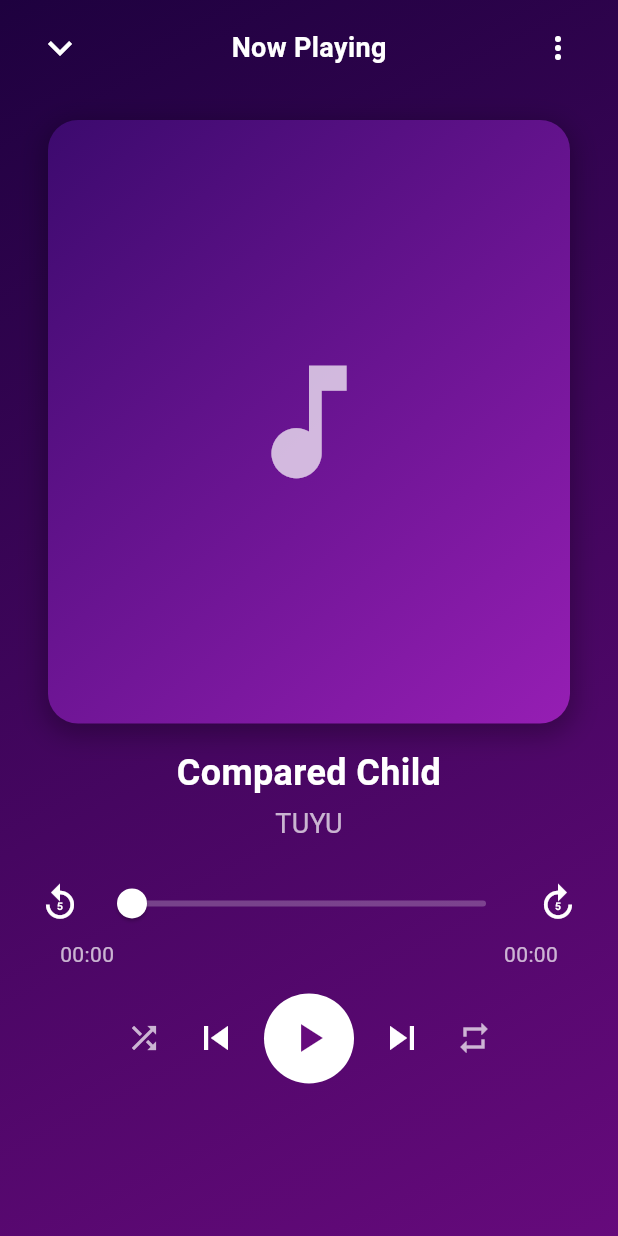
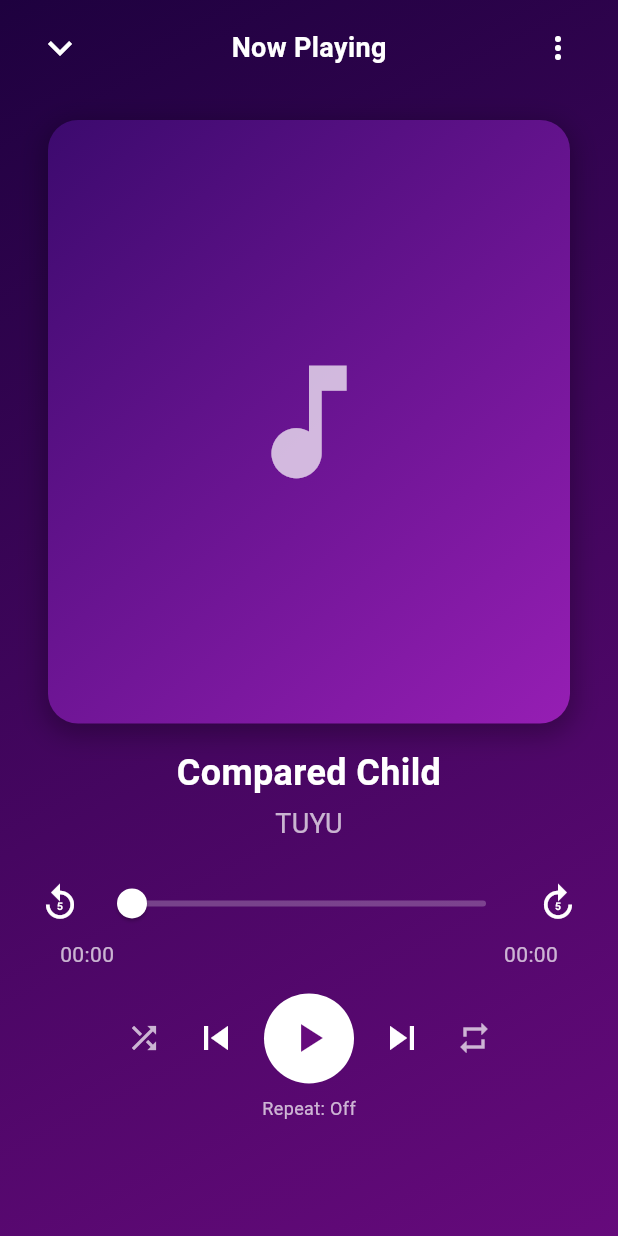
Before and after one commit to PengWin553/pengwin_music_player, a Flutter app: the FullPlayer screen opened directly with sample values from the repository, on a phone screen of 412 x 824 dp. Run offline on Flutter 3.47's test engine with Material 3 defaults, Android fonts, the light colour scheme and no system bars; our stand-ins replace just_audio.

Commit message:
feat: buggy Repeat All, Repeat Off, and Repeat Current

```diff
--- a/lib/components/features/songs/screens/full_player.dart
+++ b/lib/components/features/songs/screens/full_player.dart
@@ -2,6 +2,13 @@ import 'package:flutter/material.dart';
 import 'package:just_audio/just_audio.dart';
 import '../../../data/models/song.dart';
 import '../widgets/songs_list.dart';
+
+// Define an enum for the repeat modes
+enum RepeatMode {
+  off,
+  all,
+  one,
+}
 
 class FullPlayer extends StatefulWidget {
   final Song song;
@@ -32,10 +39,14 @@ class _FullPlayerState extends State<FullPlayer> {
   // Current song
   late Song _currentSong;
 
+  // Add repeat mode state
+  RepeatMode _repeatMode = RepeatMode.off;
+
   // Stream subscriptions
   late final _positionSubscription;
   late final _durationSubscription;
   late final _playerStateSubscription;
+  late final _processingStateSubscription;
 
   @override
   void initState() {
@@ -86,12 +97,16 @@ class _FullPlayerState extends State<FullPlayer> {
       }
     });
 
-    // Listen to play completion to handle auto-next
-    widget.audioPlayer.playerStateStream.listen((state) {
-      if (state.processingState == ProcessingState.completed && mounted) {
-        _playNextSong();
+    // Listen to processing state specifically for song completion
+    _processingStateSubscription = widget.audioPlayer.processingStateStream.listen((state) {
+      if (state == ProcessingState.completed && mounted) {
+        // Handle song completion based on repeat mode
+        _handleSongCompletion();
       }
     });
+
+    // Configure the AudioPlayer's loop mode based on our RepeatMode
+    _updateAudioPlayerLoopMode();
   }
 
   void _initializePlaylist() {
@@ -106,12 +121,99 @@ class _FullPlayerState extends State<FullPlayer> {
     });
   }
 
+  // Update the AudioPlayer's loop mode based on our RepeatMode
+  void _updateAudioPlayerLoopMode() {
+    switch (_repeatMode) {
+      case RepeatMode.off:
+        widget.audioPlayer.setLoopMode(LoopMode.off);
+        break;
+      case RepeatMode.all:
+        widget.audioPlayer.setLoopMode(LoopMode.all);
+        break;
+      case RepeatMode.one:
+        widget.audioPlayer.setLoopMode(LoopMode.one);
+        break;
+    }
+  }
+
+  // Handle song completion based on repeat mode
+  void _handleSongCompletion() {
+    switch (_repeatMode) {
+      case RepeatMode.off:
+        // If it's the last song, do nothing (playback stops)
+        if (_currentSongIndex < _playlist.length - 1) {
+          _playNextSong();
+        }
+        break;
+      case RepeatMode.all:
+        // If it's the last song, loop back to the first
+        if (_currentSongIndex == _playlist.length - 1) {
+          setState(() {
+            _currentSongIndex = 0;
+            _currentSong = _playlist[_currentSongIndex];
+          });
+          _playSong(_currentSong);
+        } else {
+          _playNextSong();
+        }
+        break;
+      case RepeatMode.one:
+        // Just replay the current song - it should be handled by AudioPlayer's loop mode
+        // But we'll ensure it explicitly here
+        _playSong(_currentSong);
+        break;
+    }
+  }
+
+  // Method to cycle through repeat modes
+  void _cycleRepeatMode() {
+    setState(() {
+      switch (_repeatMode) {
+        case RepeatMode.off:
+          _repeatMode = RepeatMode.all;
+          break;
+        case RepeatMode.all:
+          _repeatMode = RepeatMode.one;
+          break;
+        case RepeatMode.one:
+          _repeatMode = RepeatMode.off;
+          break;
+      }
+      // Update the AudioPlayer's loop mode when we change our repeat mode
+      _updateAudioPlayerLoopMode();
+    });
+  }
+
+  // Get the appropriate icon for the current repeat mode
+  IconData _getRepeatIcon() {
+    switch (_repeatMode) {
+      case RepeatMode.off:
+        return Icons.repeat;
+      case RepeatMode.all:
+        return Icons.repeat;
+      case RepeatMode.one:
+        return Icons.repeat_one;
+    }
+  }
+
+  // Get the color for the repeat icon based on mode
+  Color _getRepeatIconColor() {
+    switch (_repeatMode) {
+      case RepeatMode.off:
+        return Colors.white70;
+      case RepeatMode.all:
+      case RepeatMode.one:
+        return Colors.white;
+    }
+  }
+
   @override
   void dispose() {
     // Cancel all stream subscriptions when widget is disposed
     _positionSubscription.cancel();
     _durationSubscription.cancel();
     _playerStateSubscription.cancel();
+    _processingStateSubscription.cancel();
     super.dispose();
   }
 
@@ -149,8 +251,18 @@ class _FullPlayerState extends State<FullPlayer> {
     if (_playlist.isEmpty) return;
 
     setState(() {
-      // Move to next song, loop back to first if we're at the end
-      _currentSongIndex = (_currentSongIndex + 1) % _playlist.length;
+      if (_currentSongIndex < _playlist.length - 1) {
+        // Move to next song
+        _currentSongIndex++;
+      } else {
+        // We're at the end, check if we should loop
+        if (_repeatMode == RepeatMode.all) {
+          _currentSongIndex = 0; // Loop back to first song
+        } else {
+          // If repeat is off, we'll stop at the last song
+          return;
+        }
+      }
       _currentSong = _playlist[_currentSongIndex];
     });
 
@@ -162,10 +274,25 @@ class _FullPlayerState extends State<FullPlayer> {
   void _playPreviousSong() {
     if (_playlist.isEmpty) return;
 
+    // If we're more than 3 seconds into the song, restart current song instead of previous
+    if (_position.inSeconds > 3) {
+      widget.audioPlayer.seek(Duration.zero);
+      return;
+    }
+
     setState(() {
-      // Move to previous song, loop to the last if we're at the beginning
-      _currentSongIndex =
-          (_currentSongIndex - 1 + _playlist.length) % _playlist.length;
+      if (_currentSongIndex > 0) {
+        // Move to previous song
+        _currentSongIndex--;
+      } else {
+        // We're at the beginning, check if we should loop
+        if (_repeatMode == RepeatMode.all) {
+          _currentSongIndex = _playlist.length - 1; // Loop to the last song
+        } else {
+          // If repeat is off, we'll stay at the first song
+          _currentSongIndex = 0;
+        }
+      }
       _currentSong = _playlist[_currentSongIndex];
     });
 
@@ -395,8 +522,7 @@ class _FullPlayerState extends State<FullPlayer> {
                                 color: Colors.white,
                                 size: 32,
                               ),
-                              onPressed:
-                                  _playPreviousSong, // Connect to previous song method
+                              onPressed: _playPreviousSong,
                               padding: const EdgeInsets.all(8),
                               constraints: const BoxConstraints(),
                             ),
@@ -437,22 +563,35 @@ class _FullPlayerState extends State<FullPlayer> {
                                 color: Colors.white,
                                 size: 32,
                               ),
-                              onPressed:
-                                  _playNextSong, // Connect to next song method
+                              onPressed: _playNextSong,
                               padding: const EdgeInsets.all(8),
                               constraints: const BoxConstraints(),
                             ),
                             IconButton(
-                              icon: const Icon(
-                                Icons.repeat,
-                                color: Colors.white70,
+                              icon: Icon(
+                                _getRepeatIcon(),
+                                color: _getRepeatIconColor(),
                                 size: 24,
                               ),
-                              onPressed: () {},
+                              onPressed: _cycleRepeatMode,
                               padding: const EdgeInsets.all(8),
                               constraints: const BoxConstraints(),
                             ),
                           ],
+                        ),
+
+                        // Display current repeat mode as text for better user feedback
+                        const SizedBox(height: 8),
+                        Text(
+                          _repeatMode == RepeatMode.off
+                              ? 'Repeat: Off'
+                              : _repeatMode == RepeatMode.all
+                                  ? 'Repeat: All'
+                                  : 'Repeat: One',
+                          style: const TextStyle(
+                            color: Colors.white70,
+                            fontSize: 12,
+                          ),
                         ),
                       ],
                     ),
```
